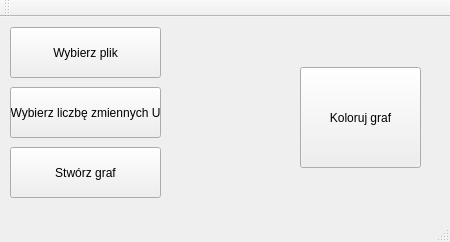
Qt form mainwindow.ui (Krasherr/Graphs) before a commit.
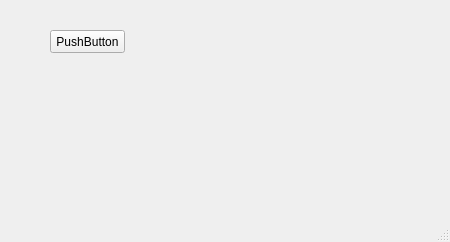
The same form after that commit.

What changed in the file:
```diff
--- a/mainwindow.ui
+++ b/mainwindow.ui
@@ -17,53 +17,14 @@
    <widget class="QPushButton" name="pushButton">
     <property name="geometry">
      <rect>
-      <x>10</x>
-      <y>10</y>
-      <width>151</width>
-      <height>51</height>
+      <x>50</x>
+      <y>30</y>
+      <width>75</width>
+      <height>23</height>
      </rect>
     </property>
     <property name="text">
-     <string>Wybierz plik</string>
-    </property>
-   </widget>
-   <widget class="QPushButton" name="pushButton_2">
-    <property name="geometry">
-     <rect>
-      <x>10</x>
-      <y>70</y>
-      <width>151</width>
-      <height>51</height>
-     </rect>
-    </property>
-    <property name="text">
-     <string>Wybierz liczbę zmiennych U</string>
-    </property>
-   </widget>
-   <widget class="QPushButton" name="pushButton_3">
-    <property name="geometry">
-     <rect>
-      <x>10</x>
-      <y>130</y>
-      <width>151</width>
-      <height>51</height>
-     </rect>
-    </property>
-    <property name="text">
-     <string>Stwórz graf</string>
-    </property>
-   </widget>
-   <widget class="QPushButton" name="pushButton_4">
-    <property name="geometry">
-     <rect>
-      <x>300</x>
-      <y>50</y>
-      <width>121</width>
-      <height>101</height>
-     </rect>
-    </property>
-    <property name="text">
-     <string>Koloruj graf</string>
+     <string>PushButton</string>
     </property>
    </widget>
   </widget>
@@ -77,14 +38,6 @@
     </rect>
    </property>
   </widget>
-  <widget class="QToolBar" name="mainToolBar">
-   <attribute name="toolBarArea">
-    <enum>TopToolBarArea</enum>
-   </attribute>
-   <attribute name="toolBarBreak">
-    <bool>false</bool>
-   </attribute>
-  </widget>
   <widget class="QStatusBar" name="statusBar"/>
  </widget>
  <layoutdefault spacing="6" margin="11"/>
```
